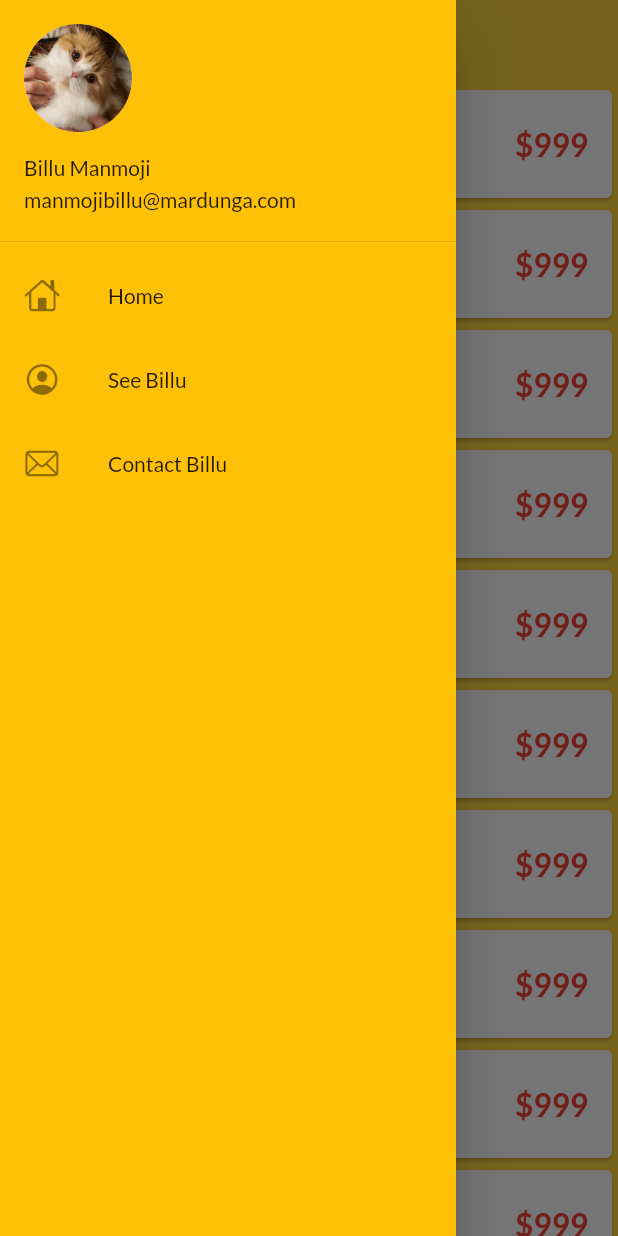
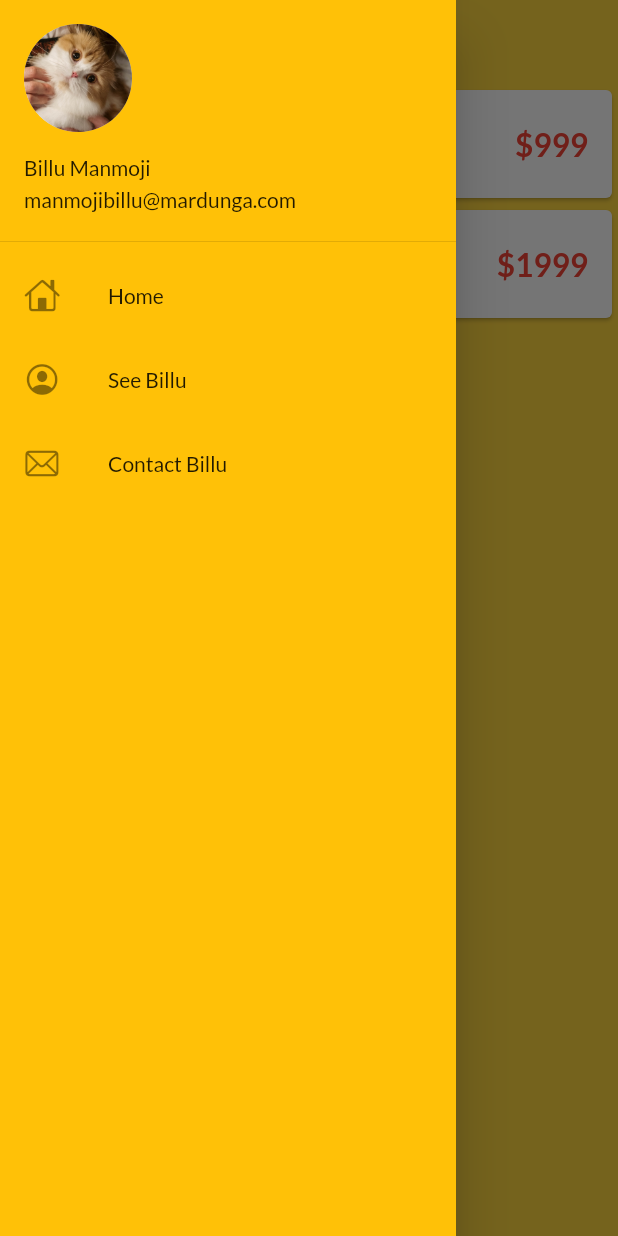
Before and after one commit to RahulRazdan/30DaysOfFlutter, a Flutter app: the HomePage screen opened by its route, with the side drawer open, on a phone screen of 412 x 824 dp. Run offline on Flutter 3.47's test engine with Material 2 defaults, Android fonts, the phone set to English and light mode, and no system bars; our stand-ins replace google_fonts.

Commit message:
Day11 completed

```diff
--- /dev/null
+++ b/assets/files/billu.json
@@ -0,0 +1,20 @@
+{
+    "items":[
+    {
+        "id":1,
+        "name":"HappyBillu",
+        "desc":"want sweets",
+        "price":999,
+        "color":"#fff",
+        "image":"assets/images/profile.jpg"
+    },
+    {
+        "id":2,
+        "name":"DancingBillu",
+        "desc":"Play songs",
+        "price":1999,
+        "color":"#fff",
+        "image":"assets/images/profile.jpg"
+    }
+]
+}
--- a/lib/models/billu.dart
+++ b/lib/models/billu.dart
@@ -7,11 +7,22 @@ class Item {
   final String image;
 
   Item(this.id, this.name, this.desc, this.price, this.color, this.image);
+
+  factory Item.forMap(Map<String, dynamic> map) {
+    return Item(map["id"], map["name"], map["desc"], map["price"], map["color"],
+        map["image"]);
+  }
+
+  toMap() => {
+        "id": id,
+        "name": name,
+        "desc": desc,
+        "price": price,
+        "color": color,
+        "image": image
+      };
 }
 
 class BilluModel {
-  static final items = [
-    Item(1, "HappyBillu", "want sweets", 999, "#fff",
-        "assets/images/profile.jpg")
-  ];
+  static var items = [];
 }
--- a/lib/pages/home_page.dart
+++ b/lib/pages/home_page.dart
@@ -1,24 +1,52 @@
+import 'dart:convert';
+
 import 'package:flutter/material.dart';
+import 'package:flutter/services.dart';
 import 'package:flutter_application/models/billu.dart';
 import 'package:flutter_application/widgets/drawer.dart';
 import 'package:flutter_application/widgets/item_widget.dart';
 
-class HomePage extends StatelessWidget {
+class HomePage extends StatefulWidget {
   const HomePage({Key? key}) : super(key: key);
-  final String app = "First App :)";
+
+  @override
+  State<HomePage> createState() => _HomePageState();
+}
+
+class _HomePageState extends State<HomePage> {
+  @override
+  void initState() {
+    super.initState();
+    loadData();
+  }
+
+  loadData() async {
+    await Future.delayed(const Duration(seconds: 2));
+    var billuJson =
+        jsonDecode(await rootBundle.loadString("assets/files/billu.json"));
+    BilluModel.items =
+        List.from(billuJson["items"]).map((item) => Item.forMap(item)).toList();
+    setState(() {});
+  }
 
   @override
   Widget build(BuildContext context) {
-    final dummyList = List.generate(10, (index) => BilluModel.items[0]);
+    //final dummyList = List.generate(10, (index) => BilluModel.items[0]);
 
     return Scaffold(
       appBar: AppBar(title: const Text("Billu App")),
-      body: ListView.builder(
-        itemCount: dummyList.length,
-        itemBuilder: (context, index) {
-          return ItemWidget(item: dummyList[index]);
-        },
-      ),
+      body: (BilluModel.items != null && BilluModel.items.isNotEmpty)
+          ? ListView.builder(
+              itemCount: BilluModel.items.length,
+              itemBuilder: (context, index) {
+                return ItemWidget(item: BilluModel.items[index]);
+              },
+            )
+          : const Center(
+              child: CircularProgressIndicator(
+                color: Colors.black,
+              ),
+            ),
       backgroundColor: Colors.amberAccent,
       drawer: const MyDrawer(),
     );
--- a/pubspec.yaml
+++ b/pubspec.yaml
@@ -61,6 +61,7 @@ flutter:
   # To add assets to your application, add an assets section, like this:
   assets:
      - assets/images/
+     - assets/files/
 
   # An image asset can refer to one or more resolution-specific "variants", see
   # https://flutter.dev/assets-and-images/#resolution-aware.
```
